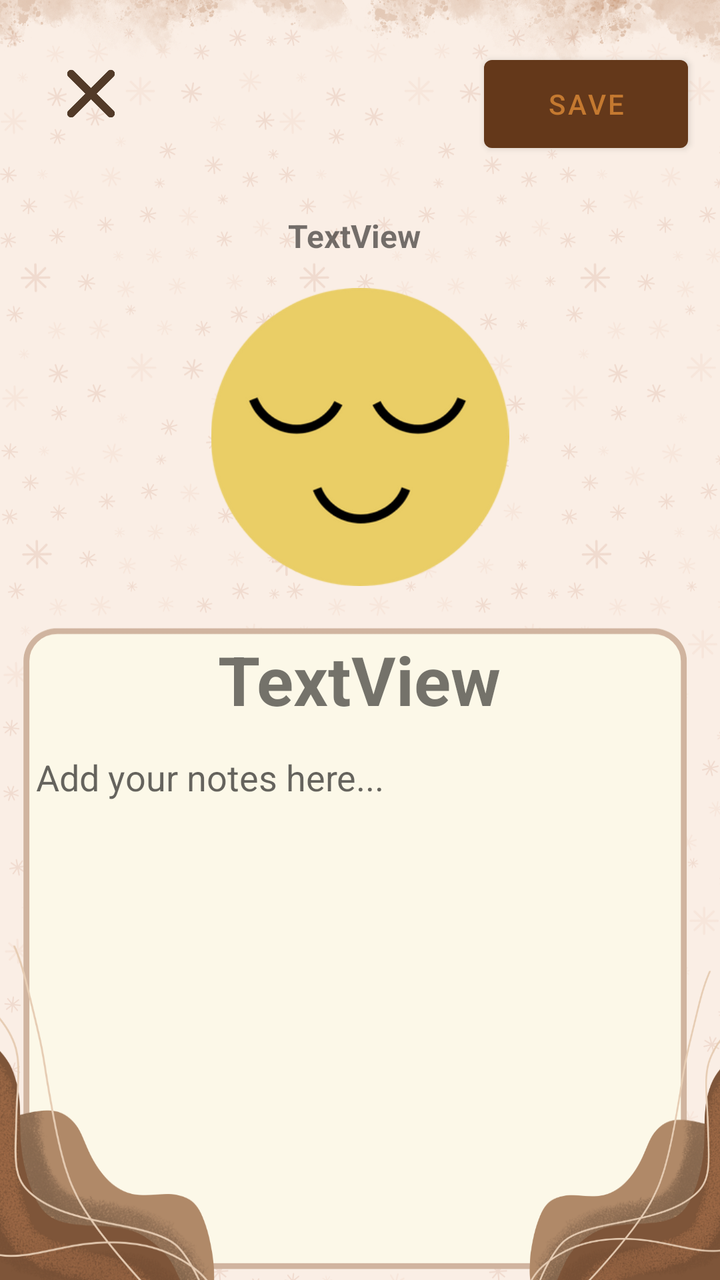
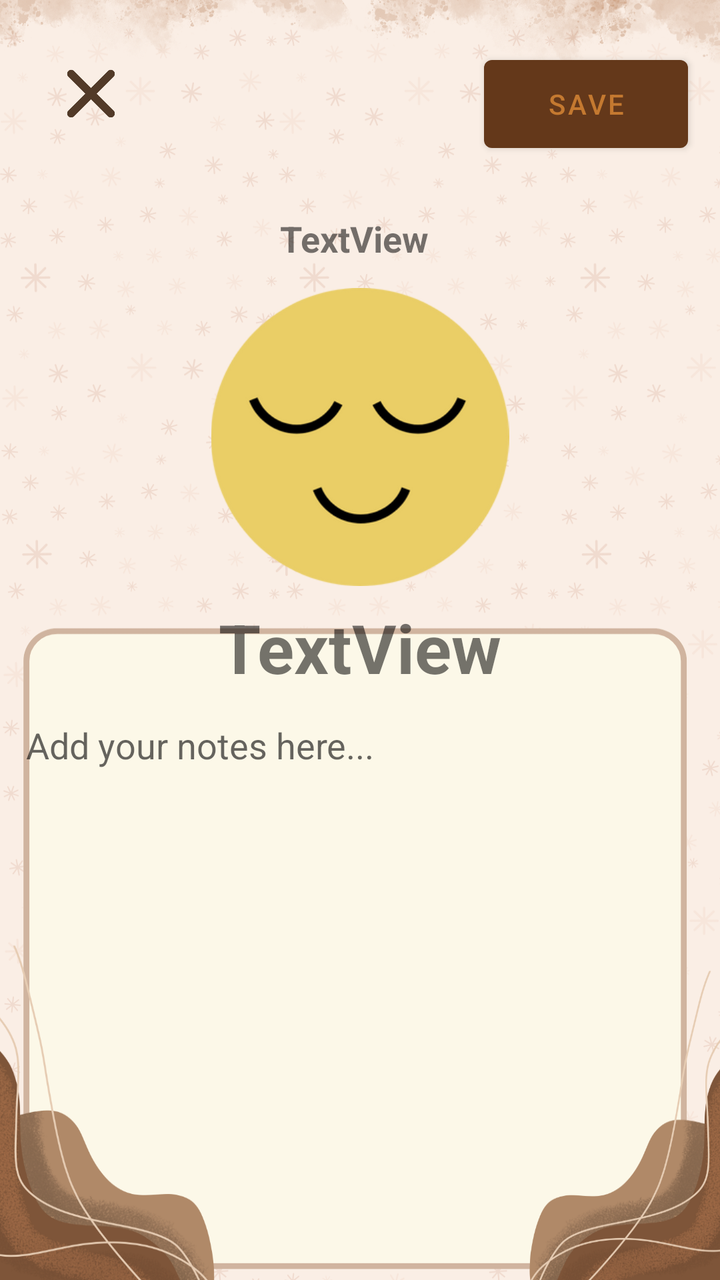

The first picture is an Android layout as it rendered before a commit; the second is the same layout after the commit. The layout source and the unified diff follow.
<!-- AndroidManifest.xml: application theme Theme.MoodTracker -->
<!-- res/layout/activity_emotion_confirmation.xml -->
<androidx.constraintlayout.widget.ConstraintLayout xmlns:android="http://schemas.android.com/apk/res/android"
        xmlns:app="http://schemas.android.com/apk/res-auto"
        xmlns:tools="http://schemas.android.com/tools"
        android:id="@+id/dateCF"
        android:layout_width="match_parent"
        android:layout_height="match_parent"
        tools:context=".EmotionConfirmation">

        <androidx.constraintlayout.widget.ConstraintLayout
            android:layout_width="match_parent"
            android:layout_height="match_parent"
            android:background="@drawable/layout_input">

            <ImageView
                android:id="@+id/emotionCF"
                android:layout_width="362dp"
                android:layout_height="149dp"
                android:layout_marginStart="130dp"
                android:layout_marginTop="144dp"
                android:layout_marginEnd="131dp"
                android:layout_marginBottom="28dp"
                android:textAlignment="center"
                app:layout_constraintBottom_toTopOf="@+id/textCF"
                app:layout_constraintEnd_toEndOf="parent"
                app:layout_constraintStart_toStartOf="parent"
                app:layout_constraintTop_toTopOf="parent"
                app:srcCompat="@drawable/calm" />

            <TextView
                android:id="@+id/textCF"
                android:layout_width="261dp"
                android:layout_height="51dp"
                android:layout_marginTop="24dp"
                android:text="TextView"
                android:textAlignment="center"
                android:textSize="34sp"
                android:textStyle="bold"
                app:layout_constraintEnd_toEndOf="parent"
                app:layout_constraintHorizontal_bias="0.497"
                app:layout_constraintStart_toStartOf="parent"
                app:layout_constraintTop_toBottomOf="@+id/emotionCF" />


            <Button
                android:id="@+id/save"
                android:layout_width="102dp"
                android:layout_height="56dp"
                android:layout_marginTop="24dp"
                android:layout_marginEnd="16dp"
                android:text="Save"
                app:backgroundTint="#64381a"
                app:layout_constraintEnd_toEndOf="parent"
                app:layout_constraintTop_toTopOf="parent" />

            <TextView
                android:id="@+id/dateCNFRM"
                android:layout_width="234dp"
                android:layout_height="37dp"
                android:layout_marginTop="36dp"
                android:text="TextView"
                android:textAlignment="center"
                android:textSize="16sp"
                android:textStyle="bold"
                app:layout_constraintBottom_toTopOf="@+id/emotionCF"
                app:layout_constraintEnd_toEndOf="@+id/save"
                app:layout_constraintHorizontal_bias="0.546"
                app:layout_constraintStart_toStartOf="parent"
                app:layout_constraintTop_toTopOf="parent"
                app:layout_constraintVertical_bias="1.0" />

            <ImageView
                android:id="@+id/x"
                android:layout_width="43dp"
                android:layout_height="48dp"
                android:layout_marginStart="24dp"
                android:layout_marginTop="24dp"
                android:src="@drawable/x"
                app:layout_constraintStart_toStartOf="parent"
                app:layout_constraintTop_toTopOf="parent" />

            <ScrollView
                android:id="@+id/scrollView"
                android:layout_width="339dp"
                android:layout_height="0dp"
                android:layout_marginStart="25dp"
                android:layout_marginTop="-2dp"
                android:layout_marginEnd="30dp"
                android:layout_marginBottom="7dp"
                android:fadeScrollbars="false"
                android:fillViewport="true"
                android:nestedScrollingEnabled="true"
                android:scrollbars="vertical"
                app:layout_constraintBottom_toBottomOf="parent"
                app:layout_constraintEnd_toEndOf="parent"
                app:layout_constraintStart_toStartOf="parent"
                app:layout_constraintTop_toBottomOf="@+id/textCF">

                <EditText
                    android:id="@+id/notesInput"
                    android:layout_width="match_parent"
                    android:layout_height="wrap_content"
                    android:background="@null"
                    android:fadeScrollbars="false"
                    android:gravity="top|start"
                    android:hint="Add your notes here..."
                    android:inputType="textMultiLine"
                    android:minHeight="200dp"
                    android:padding="10dp"
                    android:scrollbars="vertical"
                    android:textCursorDrawable="@null" />

            </ScrollView>

        </androidx.constraintlayout.widget.ConstraintLayout>

    </androidx.constraintlayout.widget.ConstraintLayout>
<!-- resources referenced by this layout -->
<resources>
  <!-- drawable calm: png bitmap (drawable, 22327 bytes) -->
  <!-- drawable layout_input: png bitmap (drawable, 412864 bytes) -->
  <!-- drawable x: png bitmap (drawable, 5059 bytes) -->
  <style name="Theme.MoodTracker" parent="Base.Theme.MoodTracker" />
  <style name="Base.Theme.MoodTracker" parent="Theme.MaterialComponents.Light.NoActionBar">
          
          <item name="colorPrimary">#c47930</item> 
          <item name="colorPrimaryVariant">#c47930</item> 
          <item name="colorOnPrimary">#000000</item> 
          <item name="colorControlNormal">#FFFFFF</item>
  
          
          <item name="materialButtonStyle">@style/CustomButtonStyle</item>
      </style>
  <style name="CustomButtonStyle" parent="Widget.MaterialComponents.Button">
          <item name="backgroundTint">#64381A</item>
          <item name="android:textColor">@color/brownishe</item>
      </style>
  <color name="brownishe">#c47930</color>
</resources>

<!-- the commit's change to res/layout/activity_emotion_confirmation.xml (unified diff, before → after) -->
@@ -26,20 +26,19 @@
                 app:layout_constraintTop_toTopOf="parent"
                 app:srcCompat="@drawable/calm" />
 
+
             <TextView
                 android:id="@+id/textCF"
                 android:layout_width="261dp"
                 android:layout_height="51dp"
-                android:layout_marginTop="24dp"
+                android:layout_marginTop="8dp"
                 android:text="TextView"
                 android:textAlignment="center"
                 android:textSize="34sp"
                 android:textStyle="bold"
                 app:layout_constraintEnd_toEndOf="parent"
-                app:layout_constraintHorizontal_bias="0.497"
                 app:layout_constraintStart_toStartOf="parent"
                 app:layout_constraintTop_toBottomOf="@+id/emotionCF" />
-
 
             <Button
                 android:id="@+id/save"
@@ -59,7 +58,7 @@
                 android:layout_marginTop="36dp"
                 android:text="TextView"
                 android:textAlignment="center"
-                android:textSize="16sp"
+                android:textSize="18sp"
                 android:textStyle="bold"
                 app:layout_constraintBottom_toTopOf="@+id/emotionCF"
                 app:layout_constraintEnd_toEndOf="@+id/save"
@@ -92,8 +91,10 @@
                 android:scrollbars="vertical"
                 app:layout_constraintBottom_toBottomOf="parent"
                 app:layout_constraintEnd_toEndOf="parent"
+                app:layout_constraintHorizontal_bias="0.647"
                 app:layout_constraintStart_toStartOf="parent"
-                app:layout_constraintTop_toBottomOf="@+id/textCF">
+                app:layout_constraintTop_toBottomOf="@+id/textCF"
+                app:layout_constraintVertical_bias="1.0">
 
                 <EditText
                     android:id="@+id/notesInput"
